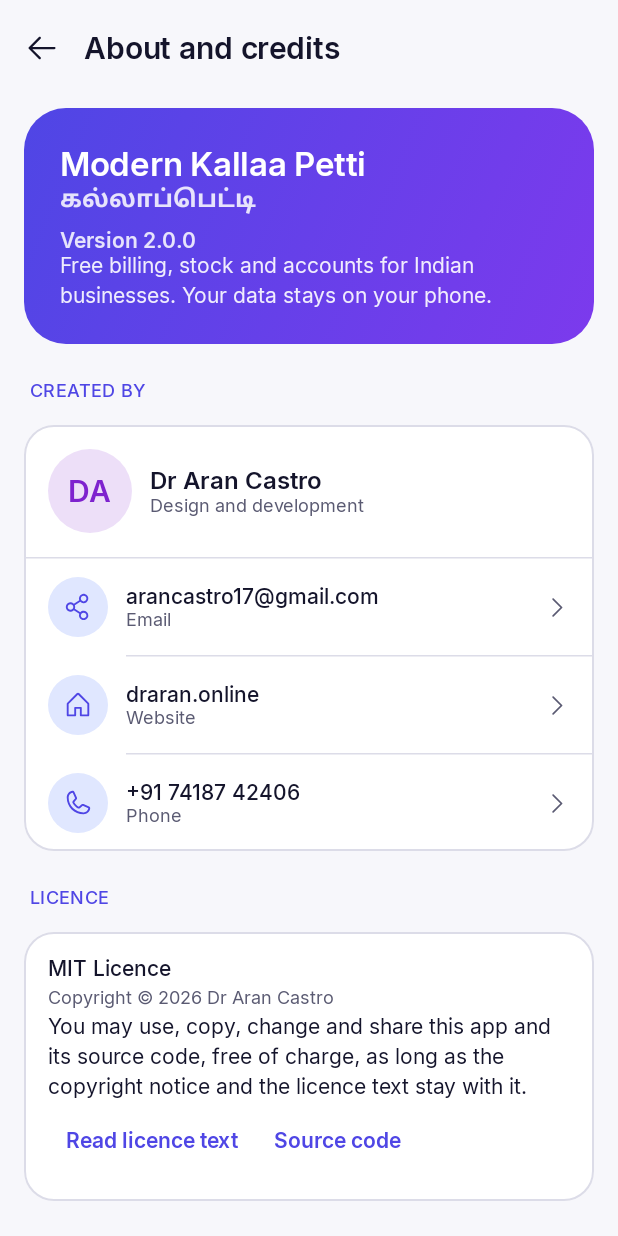
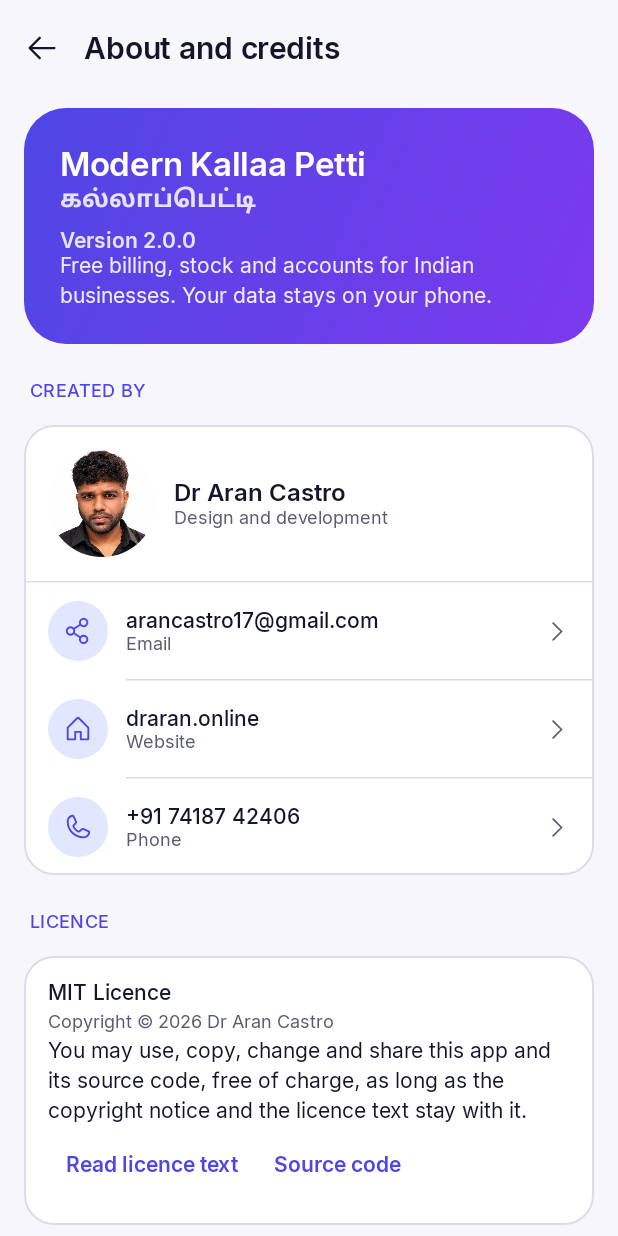
Before and after one commit to AranCastro/EasyBill, an Android app built with Jetpack Compose: the AboutRoute screen opened through its navigation route, on a phone screen of 412 x 824 dp. Run offline under Robolectric (Android 15) with nearby library versions, the phone set to English and light mode, and no system bars; our stand-ins replace Dagger/Hilt's generated code, Room's generated code; libraries missing offline, so code that uses them is left out: androidx.hilt.lifecycle.

Commit message:
Author photo on the About and credits screen; Windows key script; release checklist
- Credits screen shows Dr Aran Castro's photo
- tools/make-release-keystore.ps1 for Windows PowerShell
- Release workflow accepts test tags such as v2.0.0-rc1 for dry runs
- Release plan starts with a step-by-step checklist for the first public release

Co-Authored-By: Claude Sonnet 5.5 <noreply@anthropic.com>
Claude-Session: https://claude.ai/code/session_011xmic3ihWqzLAFMi7kBggB

```diff
--- a/feature/settings/src/main/kotlin/online/draran/billing/feature/settings/AboutScreen.kt
+++ b/feature/settings/src/main/kotlin/online/draran/billing/feature/settings/AboutScreen.kt
@@ -12,6 +12,7 @@ import androidx.compose.foundation.layout.fillMaxSize
 import androidx.compose.foundation.layout.fillMaxWidth
 import androidx.compose.foundation.layout.height
 import androidx.compose.foundation.layout.padding
+import androidx.compose.foundation.layout.size
 import androidx.compose.foundation.rememberScrollState
 import androidx.compose.foundation.shape.RoundedCornerShape
 import androidx.compose.foundation.verticalScroll
@@ -32,7 +33,6 @@ import androidx.compose.ui.platform.LocalContext
 import androidx.compose.ui.unit.dp
 import online.draran.billing.core.designsystem.component.AppTopBar
 import online.draran.billing.core.designsystem.component.ListRow
-import online.draran.billing.core.designsystem.component.NameAvatar
 import online.draran.billing.core.designsystem.component.SectionCard
 import online.draran.billing.core.designsystem.component.SurfaceCard
 import online.draran.billing.core.designsystem.icon.AppIcons
@@ -103,7 +103,12 @@ fun AboutRoute(versionName: String, onBack: () -> Unit) {
                 Column {
                     Column(Modifier.fillMaxWidth().padding(Spacing.lg)) {
                         androidx.compose.foundation.layout.Row(verticalAlignment = Alignment.CenterVertically) {
-                            NameAvatar(AboutInfo.AUTHOR, size = 56)
+                            androidx.compose.foundation.Image(
+                                painter = androidx.compose.ui.res.painterResource(R.drawable.author_photo),
+                                contentDescription = "Photo of ${AboutInfo.AUTHOR}",
+                                contentScale = androidx.compose.ui.layout.ContentScale.Crop,
+                                modifier = Modifier.size(72.dp).clip(androidx.compose.foundation.shape.CircleShape),
+                            )
                             Spacer(Modifier.padding(start = Spacing.md))
                             Column {
                                 Text(AboutInfo.AUTHOR, style = MaterialTheme.typography.titleMedium)
```
Also changed, not shown: feature/settings/src/main/res/drawable-nodpi/author_photo.jpg (added), 4 other files.
